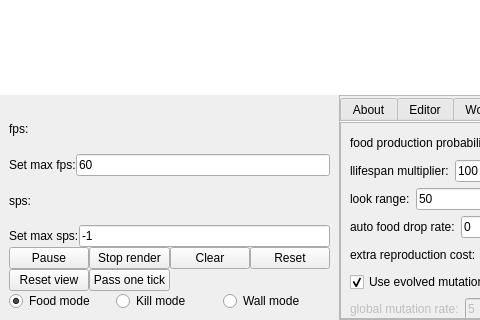
Above: LifeEngineCpp/mainwindow.ui from SuperSpaceEye/LifeEngineExtended before the change; both pictures show x 0 to 480 and y 580 to 900 of the 800 by 900 pixel window. Below: the same form after it.
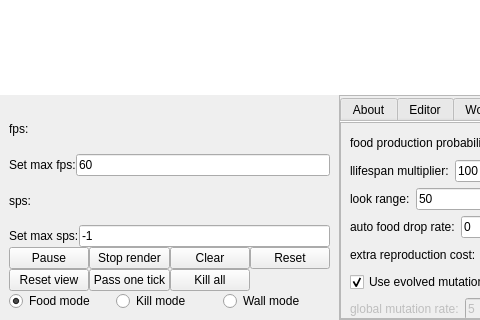
That is the form after the change.

```diff
--- a/LifeEngineCpp/mainwindow.ui
+++ b/LifeEngineCpp/mainwindow.ui
@@ -247,6 +247,13 @@
              </property>
             </widget>
            </item>
+           <item row="1" column="2">
+            <widget class="QPushButton" name="b_kill_all_organisms_slot">
+             <property name="text">
+              <string>Kill all</string>
+             </property>
+            </widget>
+           </item>
           </layout>
          </item>
          <item>
```
Left out of the diff: 19 changed lines with no effect on the pictures.
